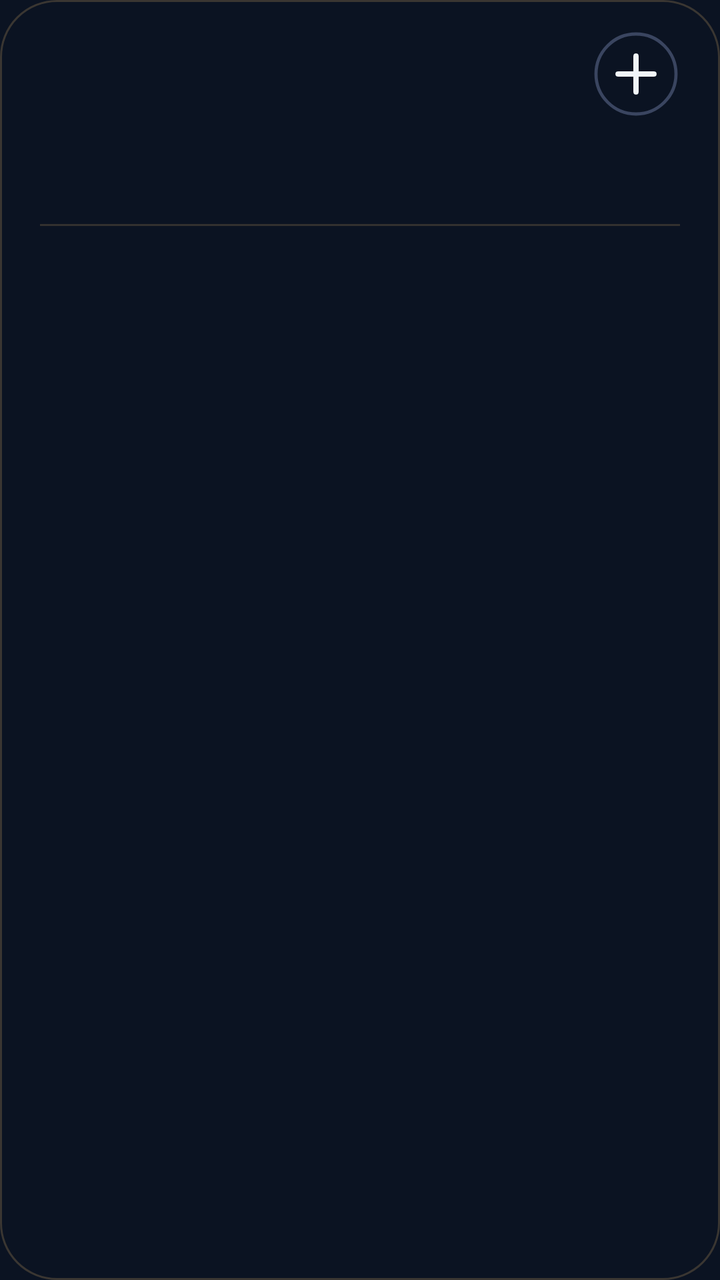
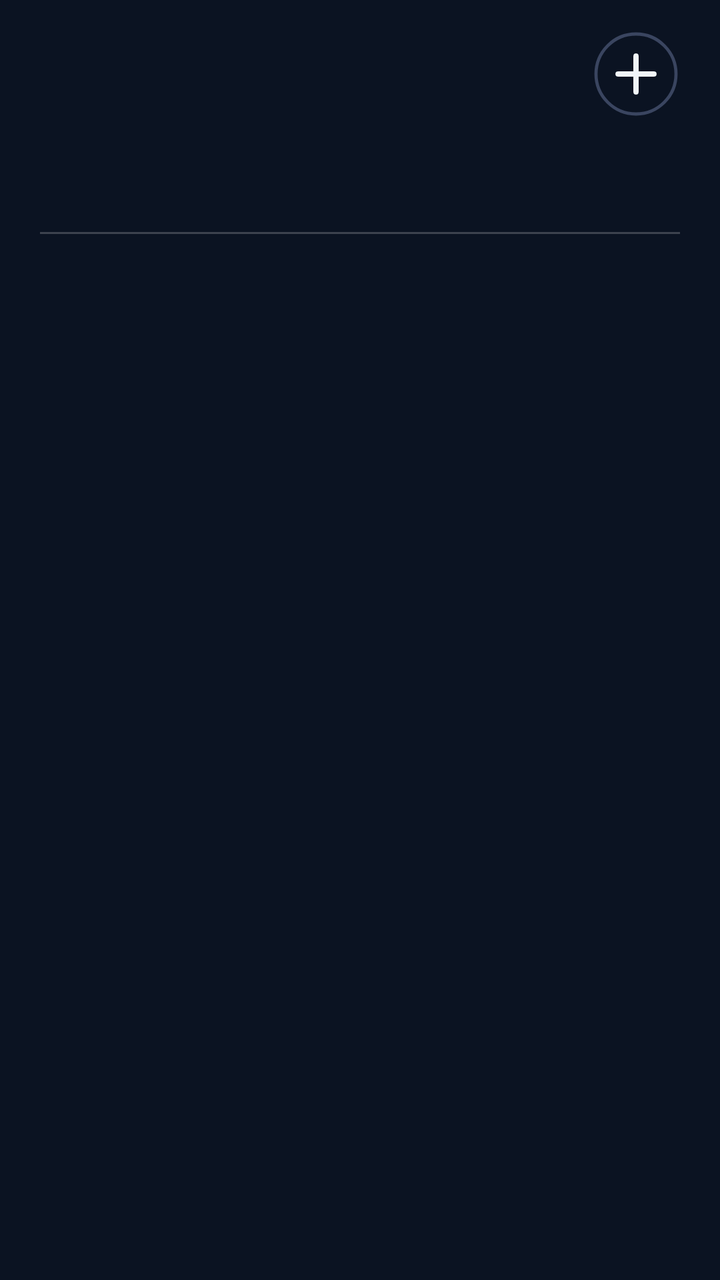

Screens rendered from an Android XML layout before and after an edit, with the pre-edit source and the edit as a unified diff.
<!-- AndroidManifest.xml: application theme AppTheme -->
<!-- res/layout/cal_k0.xml -->
<?xml version="1.0" encoding="utf-8"?>
<FrameLayout
    xmlns:android="http://schemas.android.com/apk/res/android"
    android:id="@+id/root"
    android:layout_width="match_parent"
    android:layout_height="match_parent"
    android:padding="0dp">

    <ImageView
        android:id="@+id/cal_bg"
        android:layout_width="match_parent"
        android:layout_height="match_parent"
        android:importantForAccessibility="no"
        android:scaleType="fitXY" />
    <LinearLayout
        android:id="@+id/panel"
        android:layout_width="match_parent"
        android:layout_height="match_parent"
        android:background="@drawable/cal_panel"
        android:orientation="vertical"
        android:paddingStart="20dp"
        android:paddingTop="13dp"
        android:paddingEnd="20dp"
        android:paddingBottom="14dp">

        
        <LinearLayout
            android:layout_width="match_parent"
            android:layout_height="48dp"
            android:gravity="center_vertical"
            android:orientation="horizontal">
        <ImageView
            android:id="@+id/cal_day"
            android:layout_width="wrap_content"
            android:layout_height="47dp"
            android:adjustViewBounds="true"
            android:scaleType="fitStart" />

            <LinearLayout
                android:layout_width="0dp"
                android:layout_height="wrap_content"
                android:layout_marginStart="12dp"
                android:layout_weight="1"
                android:orientation="vertical">
                <ImageView
                    android:id="@+id/cal_month"
                    android:layout_width="match_parent"
                    android:layout_height="23dp"
                    android:adjustViewBounds="true"
                    android:scaleType="fitStart" />
                <ImageView
                    android:id="@+id/cal_sub"
                    android:layout_width="match_parent"
                    android:layout_height="16dp"
                    android:adjustViewBounds="true"
                    android:layout_marginTop="2dp"
                    android:scaleType="fitStart" />
            </LinearLayout>

            <ImageView
                android:id="@+id/btn_add"
                android:layout_width="44dp"
                android:layout_height="44dp"
                android:contentDescription="New event"
                android:src="@drawable/ic_cal_add" />
        </LinearLayout>

        
        <LinearLayout
            android:layout_width="match_parent"
            android:layout_height="44dp"
            android:layout_marginTop="2dp"
            android:orientation="horizontal">
            <LinearLayout
                android:layout_width="0dp"
                android:layout_height="match_parent"
                android:layout_weight="1"
                android:gravity="center_horizontal"
                android:orientation="vertical">
                <ImageView
                    android:id="@+id/wk_label_0"
                    android:layout_width="wrap_content"
                    android:layout_height="14dp"
                    android:adjustViewBounds="true"
                    android:scaleType="fitCenter" />
                <ImageView
                    android:id="@+id/wk_num_0"
                    android:layout_width="26dp"
                    android:layout_height="26dp"
                    android:adjustViewBounds="true"
                    android:layout_marginTop="3dp"
                    android:scaleType="fitCenter" />
            </LinearLayout>
            <LinearLayout
                android:layout_width="0dp"
                android:layout_height="match_parent"
                android:layout_weight="1"
                android:gravity="center_horizontal"
                android:orientation="vertical">
                <ImageView
                    android:id="@+id/wk_label_1"
                    android:layout_width="wrap_content"
                    android:layout_height="14dp"
                    android:adjustViewBounds="true"
                    android:scaleType="fitCenter" />
                <ImageView
                    android:id="@+id/wk_num_1"
                    android:layout_width="26dp"
                    android:layout_height="26dp"
                    android:adjustViewBounds="true"
                    android:layout_marginTop="3dp"
                    android:scaleType="fitCenter" />
            </LinearLayout>
            <LinearLayout
                android:layout_width="0dp"
                android:layout_height="match_parent"
                android:layout_weight="1"
                android:gravity="center_horizontal"
                android:orientation="vertical">
                <ImageView
                    android:id="@+id/wk_label_2"
                    android:layout_width="wrap_content"
                    android:layout_height="14dp"
                    android:adjustViewBounds="true"
                    android:scaleType="fitCenter" />
                <ImageView
                    android:id="@+id/wk_num_2"
                    android:layout_width="26dp"
                    android:layout_height="26dp"
                    android:adjustViewBounds="true"
                    android:layout_marginTop="3dp"
                    android:scaleType="fitCenter" />
            </LinearLayout>
            <LinearLayout
                android:layout_width="0dp"
                android:layout_height="match_parent"
                android:layout_weight="1"
                android:gravity="center_horizontal"
                android:orientation="vertical">
                <ImageView
                    android:id="@+id/wk_label_3"
                    android:layout_width="wrap_content"
                    android:layout_height="14dp"
                    android:adjustViewBounds="true"
                    android:scaleType="fitCenter" />
                <ImageView
                    android:id="@+id/wk_num_3"
                    android:layout_width="26dp"
                    android:layout_height="26dp"
                    android:adjustViewBounds="true"
                    android:layout_marginTop="3dp"
                    android:scaleType="fitCenter" />
            </LinearLayout>
            <LinearLayout
                android:layout_width="0dp"
                android:layout_height="match_parent"
                android:layout_weight="1"
                android:gravity="center_horizontal"
                android:orientation="vertical">
                <ImageView
                    android:id="@+id/wk_label_4"
                    android:layout_width="wrap_content"
                    android:layout_height="14dp"
                    android:adjustViewBounds="true"
                    android:scaleType="fitCenter" />
                <ImageView
                    android:id="@+id/wk_num_4"
                    android:layout_width="26dp"
                    android:layout_height="26dp"
                    android:adjustViewBounds="true"
                    android:layout_marginTop="3dp"
                    android:scaleType="fitCenter" />
            </LinearLayout>
            <LinearLayout
                android:layout_width="0dp"
                android:layout_height="match_parent"
                android:layout_weight="1"
                android:gravity="center_horizontal"
                android:orientation="vertical">
                <ImageView
                    android:id="@+id/wk_label_5"
                    android:layout_width="wrap_content"
                    android:layout_height="14dp"
                    android:adjustViewBounds="true"
                    android:scaleType="fitCenter" />
                <ImageView
                    android:id="@+id/wk_num_5"
                    android:layout_width="26dp"
                    android:layout_height="26dp"
                    android:adjustViewBounds="true"
                    android:layout_marginTop="3dp"
                    android:scaleType="fitCenter" />
            </LinearLayout>
            <LinearLayout
                android:layout_width="0dp"
                android:layout_height="match_parent"
                android:layout_weight="1"
                android:gravity="center_horizontal"
                android:orientation="vertical">
                <ImageView
                    android:id="@+id/wk_label_6"
                    android:layout_width="wrap_content"
                    android:layout_height="14dp"
                    android:adjustViewBounds="true"
                    android:scaleType="fitCenter" />
                <ImageView
                    android:id="@+id/wk_num_6"
                    android:layout_width="26dp"
                    android:layout_height="26dp"
                    android:adjustViewBounds="true"
                    android:layout_marginTop="3dp"
                    android:scaleType="fitCenter" />
            </LinearLayout>
        </LinearLayout>

        <ImageView
            android:layout_width="match_parent"
            android:layout_height="1dp"
            android:layout_marginTop="5dp"
            android:layout_marginBottom="5dp"
            android:scaleType="fitXY"
            android:src="@drawable/cal_divider" />

        
        <LinearLayout
            android:layout_width="match_parent"
            android:layout_height="0dp"
            android:layout_weight="1"
            android:orientation="vertical">
        </LinearLayout>
        <ImageView
            android:id="@+id/cal_more"
            android:layout_width="match_parent"
            android:layout_height="14dp"
            android:adjustViewBounds="true"
            android:scaleType="fitEnd" />
    </LinearLayout>
</FrameLayout>
<!-- resources referenced by this layout -->
<resources>
  <!-- drawable cal_divider (drawable) -->
  <?xml version="1.0" encoding="utf-8"?>
  <shape xmlns:android="http://schemas.android.com/apk/res/android" android:shape="rectangle">
      <solid android:color="#33D2A867" />
  </shape>
  <!-- drawable cal_panel (drawable) -->
  <?xml version="1.0" encoding="utf-8"?>
  <shape xmlns:android="http://schemas.android.com/apk/res/android" android:shape="rectangle">
      <solid android:color="#00000000" />
      <stroke android:width="1dp" android:color="#3DD2A867" />
      <corners android:radius="@dimen/widget_radius" />
  </shape>
  <!-- drawable ic_cal_add (drawable) -->
  <?xml version="1.0" encoding="utf-8"?>
  <vector xmlns:android="http://schemas.android.com/apk/res/android"
      android:width="44dp"
      android:height="44dp"
      android:viewportWidth="44"
      android:viewportHeight="44">
      <path
          android:pathData="M22,22m-20,0a20,20 0,1 1,40 0a20,20 0,1 1,-40 0"
          android:strokeColor="#FF3A4560"
          android:strokeWidth="1.6" />
      <path
          android:pathData="M13,22L31,22M22,13L22,31"
          android:strokeColor="#FFF1F5F9"
          android:strokeLineCap="round"
          android:strokeWidth="2.6" />
  </vector>
  <style name="AppTheme" parent="@android:style/Theme.DeviceDefault.NoActionBar">
          <item name="android:colorAccent">#DF8B35</item>
          <item name="android:colorControlActivated">#DF8B35</item>
          <item name="android:windowBackground">#0B1322</item>
          <item name="android:statusBarColor">#0E111A</item>
          <item name="android:navigationBarColor">#0B1322</item>
          <item name="android:textColorHint">#718096</item>
      </style>
  <dimen name="widget_radius">28dp</dimen>
</resources>

<!-- the commit's change to res/layout/cal_k0.xml (unified diff, before → after) -->
@@ -68,7 +68,7 @@
         
         <LinearLayout
             android:layout_width="match_parent"
-            android:layout_height="44dp"
+            android:layout_height="48dp"
             android:layout_marginTop="2dp"
             android:orientation="horizontal">
             <LinearLayout
@@ -85,10 +85,10 @@
                     android:scaleType="fitCenter" />
                 <ImageView
                     android:id="@+id/wk_num_0"
-                    android:layout_width="26dp"
-                    android:layout_height="26dp"
-                    android:adjustViewBounds="true"
-                    android:layout_marginTop="3dp"
+                    android:layout_width="34dp"
+                    android:layout_height="34dp"
+                    android:adjustViewBounds="true"
+                    android:layout_marginTop="0dp"
                     android:scaleType="fitCenter" />
             </LinearLayout>
             <LinearLayout
@@ -105,10 +105,10 @@
                     android:scaleType="fitCenter" />
                 <ImageView
                     android:id="@+id/wk_num_1"
-                    android:layout_width="26dp"
-                    android:layout_height="26dp"
-                    android:adjustViewBounds="true"
-                    android:layout_marginTop="3dp"
+                    android:layout_width="34dp"
+                    android:layout_height="34dp"
+                    android:adjustViewBounds="true"
+                    android:layout_marginTop="0dp"
                     android:scaleType="fitCenter" />
             </LinearLayout>
             <LinearLayout
@@ -125,10 +125,10 @@
                     android:scaleType="fitCenter" />
                 <ImageView
                     android:id="@+id/wk_num_2"
-                    android:layout_width="26dp"
-                    android:layout_height="26dp"
-                    android:adjustViewBounds="true"
-                    android:layout_marginTop="3dp"
+                    android:layout_width="34dp"
+                    android:layout_height="34dp"
+                    android:adjustViewBounds="true"
+                    android:layout_marginTop="0dp"
                     android:scaleType="fitCenter" />
             </LinearLayout>
             <LinearLayout
@@ -145,10 +145,10 @@
                     android:scaleType="fitCenter" />
                 <ImageView
                     android:id="@+id/wk_num_3"
-                    android:layout_width="26dp"
-                    android:layout_height="26dp"
-                    android:adjustViewBounds="true"
-                    android:layout_marginTop="3dp"
+                    android:layout_width="34dp"
+                    android:layout_height="34dp"
+                    android:adjustViewBounds="true"
+                    android:layout_marginTop="0dp"
                     android:scaleType="fitCenter" />
             </LinearLayout>
             <LinearLayout
@@ -165,10 +165,10 @@
                     android:scaleType="fitCenter" />
                 <ImageView
                     android:id="@+id/wk_num_4"
-                    android:layout_width="26dp"
-                    android:layout_height="26dp"
-                    android:adjustViewBounds="true"
-                    android:layout_marginTop="3dp"
+                    android:layout_width="34dp"
+                    android:layout_height="34dp"
+                    android:adjustViewBounds="true"
+                    android:layout_marginTop="0dp"
                     android:scaleType="fitCenter" />
             </LinearLayout>
             <LinearLayout
@@ -185,10 +185,10 @@
                     android:scaleType="fitCenter" />
                 <ImageView
                     android:id="@+id/wk_num_5"
-                    android:layout_width="26dp"
-                    android:layout_height="26dp"
-                    android:adjustViewBounds="true"
-                    android:layout_marginTop="3dp"
+                    android:layout_width="34dp"
+                    android:layout_height="34dp"
+                    android:adjustViewBounds="true"
+                    android:layout_marginTop="0dp"
                     android:scaleType="fitCenter" />
             </LinearLayout>
             <LinearLayout
@@ -205,15 +205,16 @@
                     android:scaleType="fitCenter" />
                 <ImageView
                     android:id="@+id/wk_num_6"
-                    android:layout_width="26dp"
-                    android:layout_height="26dp"
-                    android:adjustViewBounds="true"
-                    android:layout_marginTop="3dp"
+                    android:layout_width="34dp"
+                    android:layout_height="34dp"
+                    android:adjustViewBounds="true"
+                    android:layout_marginTop="0dp"
                     android:scaleType="fitCenter" />
             </LinearLayout>
         </LinearLayout>
 
         <ImageView
+            android:id="@+id/cal_div"
             android:layout_width="match_parent"
             android:layout_height="1dp"
             android:layout_marginTop="5dp"
<!-- resource entries referenced after the edit -->
@@ -3,13 +3,12 @@
   <!-- drawable cal_divider (drawable) -->
   <?xml version="1.0" encoding="utf-8"?>
   <shape xmlns:android="http://schemas.android.com/apk/res/android" android:shape="rectangle">
-      <solid android:color="#33D2A867" />
+      <solid android:color="#33FFFFFF" />
   </shape>
   <!-- drawable cal_panel (drawable) -->
   <?xml version="1.0" encoding="utf-8"?>
   <shape xmlns:android="http://schemas.android.com/apk/res/android" android:shape="rectangle">
       <solid android:color="#00000000" />
-      <stroke android:width="1dp" android:color="#3DD2A867" />
       <corners android:radius="@dimen/widget_radius" />
   </shape>
   <!-- drawable ic_cal_add (drawable) -->
